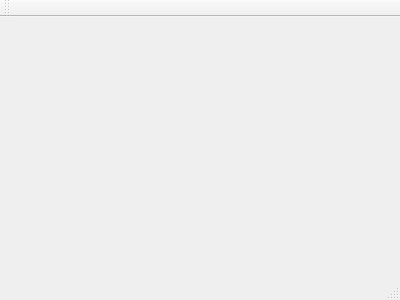
Qt form mainwindow.ui (morsmordre-btch/configurator) before a commit.
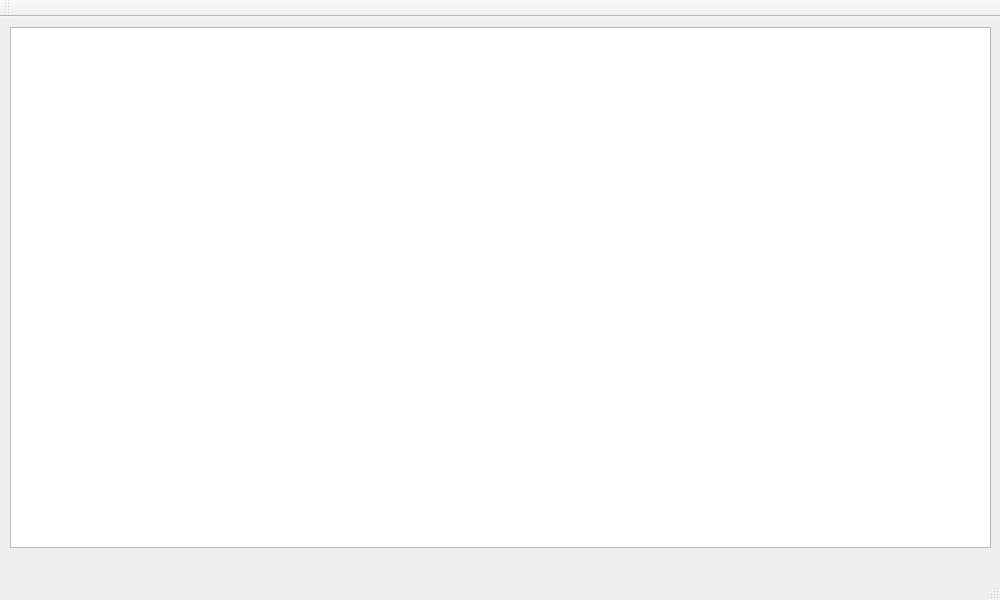
The same form after that commit.

Commit message: Добавление класса GraphicsItem, который поддерживает перемещение мышью, представляет из себя два Item - текст и прямоугольник, шрифт текста задается автоматически GOST type B, если не доступен, то по умолчанию Arial 14

```diff
--- a/mainwindow.ui
+++ b/mainwindow.ui
@@ -1,24 +1,50 @@
 <ui version="4.0">
  <class>MainWindow</class>
- <widget class="QMainWindow" name="MainWindow" >
-  <property name="geometry" >
+ <widget class="QMainWindow" name="MainWindow">
+  <property name="geometry">
    <rect>
     <x>0</x>
     <y>0</y>
-    <width>400</width>
-    <height>300</height>
+    <width>1000</width>
+    <height>600</height>
    </rect>
   </property>
   <property name="windowTitle" >
    <string>MainWindow</string>
   </property>
-  <widget class="QMenuBar" name="menuBar" />
-  <widget class="QToolBar" name="mainToolBar" />
-  <widget class="QWidget" name="centralWidget" />
-  <widget class="QStatusBar" name="statusBar" />
+  <widget class="QWidget" name="centralWidget">
+   <widget class="QGraphicsView" name="graphicsView">
+    <property name="geometry">
+     <rect>
+      <x>10</x>
+      <y>10</y>
+      <width>981</width>
+      <height>521</height>
+     </rect>
+    </property>
+   </widget>
+  </widget>
+  <widget class="QMenuBar" name="menuBar">
+   <property name="geometry">
+    <rect>
+     <x>0</x>
+     <y>0</y>
+     <width>1000</width>
+     <height>30</height>
+    </rect>
+   </property>
+  </widget>
+  <widget class="QToolBar" name="mainToolBar">
+   <attribute name="toolBarArea">
+    <enum>TopToolBarArea</enum>
+   </attribute>
+   <attribute name="toolBarBreak">
+    <bool>false</bool>
+   </attribute>
+  </widget>
+  <widget class="QStatusBar" name="statusBar"/>
  </widget>
- <layoutDefault spacing="6" margin="11" />
- <pixmapfunction></pixmapfunction>
+ <layoutdefault spacing="6" margin="11"/>
  <resources/>
  <connections/>
 </ui>
```
Left out of the diff: 3 changed lines with no effect on the pictures. The commit also changes 8 other files.
